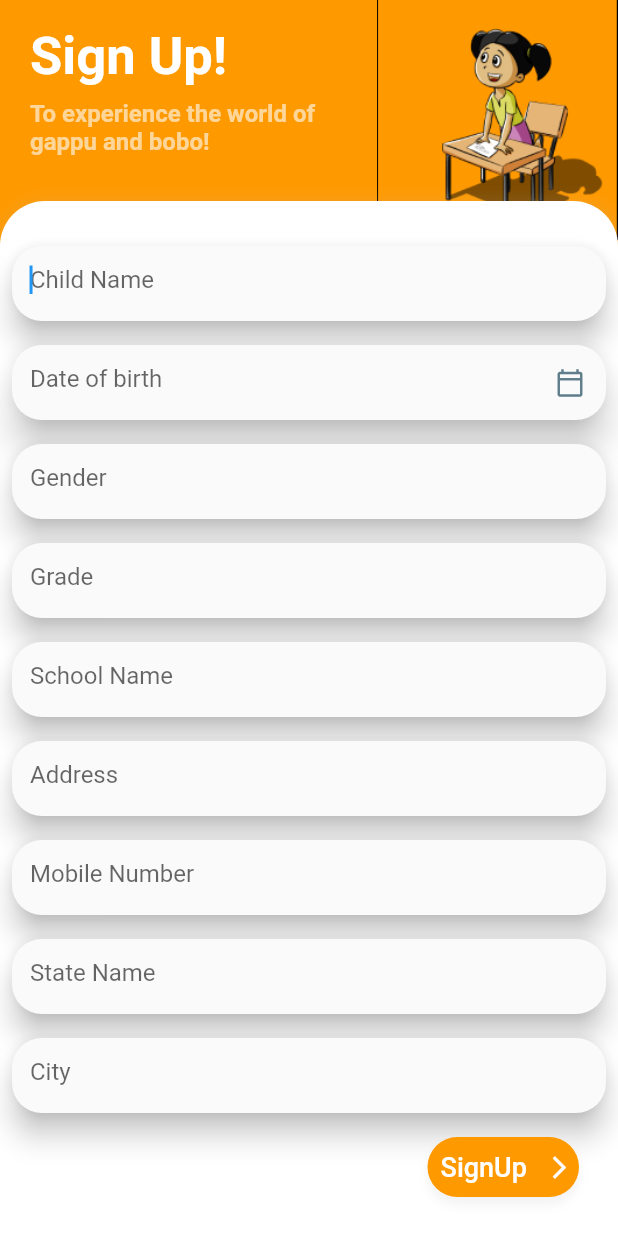
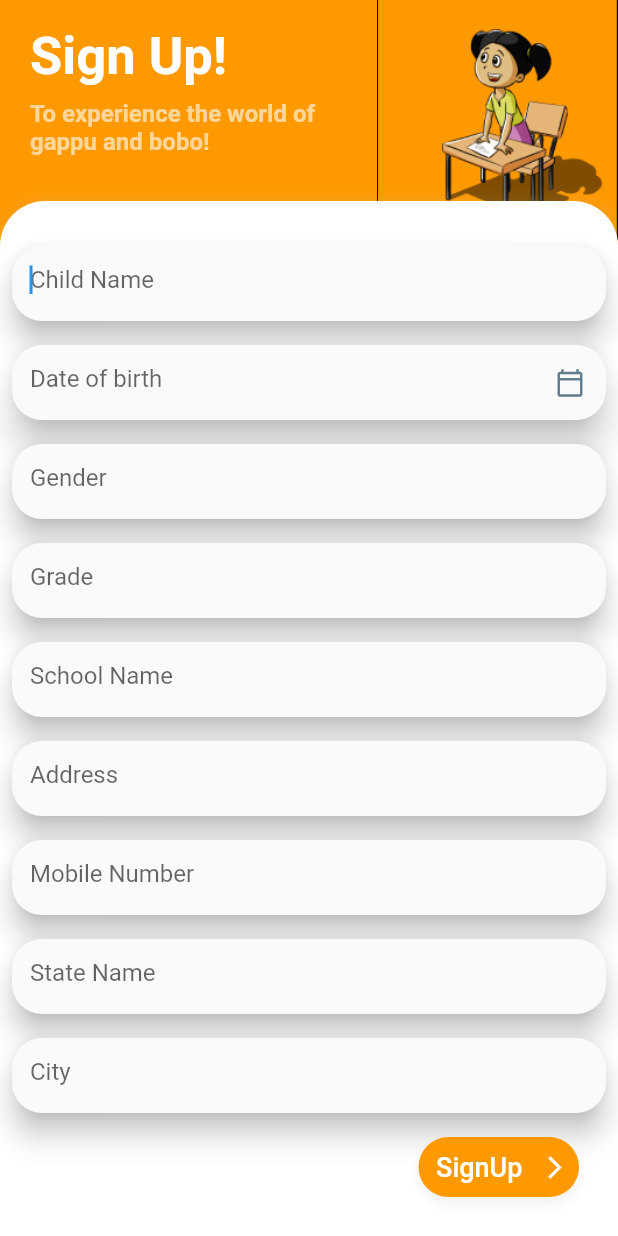
Before and after one commit to sitannsu/stemapp, a Flutter app: the Signup screen opened directly, scrolled down 63 dp, on a phone screen of 412 x 824 dp. Run offline on Flutter 3.47's test engine with Material 2 defaults, Android fonts, the phone set to English and light mode, and no system bars; our stand-ins replace pinput, shared_preferences; missing offline and left inert: flutter_toastr; accounts and stored records are empty; Roboto replaces fonts that are missing (Arial, OpenSans-Regular).

Commit message:
Iphone ui fix

```diff
--- a/lib/Screens/signup.dart
+++ b/lib/Screens/signup.dart
@@ -233,7 +233,7 @@ class _SignupState extends State<Signup> {
         child: Align(
           alignment: Alignment.centerRight,
           child: Container(
-            width: 101,
+            width: 107,
             height: 40,
             decoration: BoxDecoration(
               borderRadius: BorderRadius.only(
@@ -255,6 +255,7 @@ class _SignupState extends State<Signup> {
               child:
               //Text("Enter",style:Utils.getHeaderWhiteStyle())
               Directionality(
+
                   textDirection: TextDirection.rtl,
                   child: TextButton.icon(
                     onPressed: null,
```
Also changed, not shown: lib/Screens/VerifyOtp/Components/body.dart (line endings or trailing spaces).
